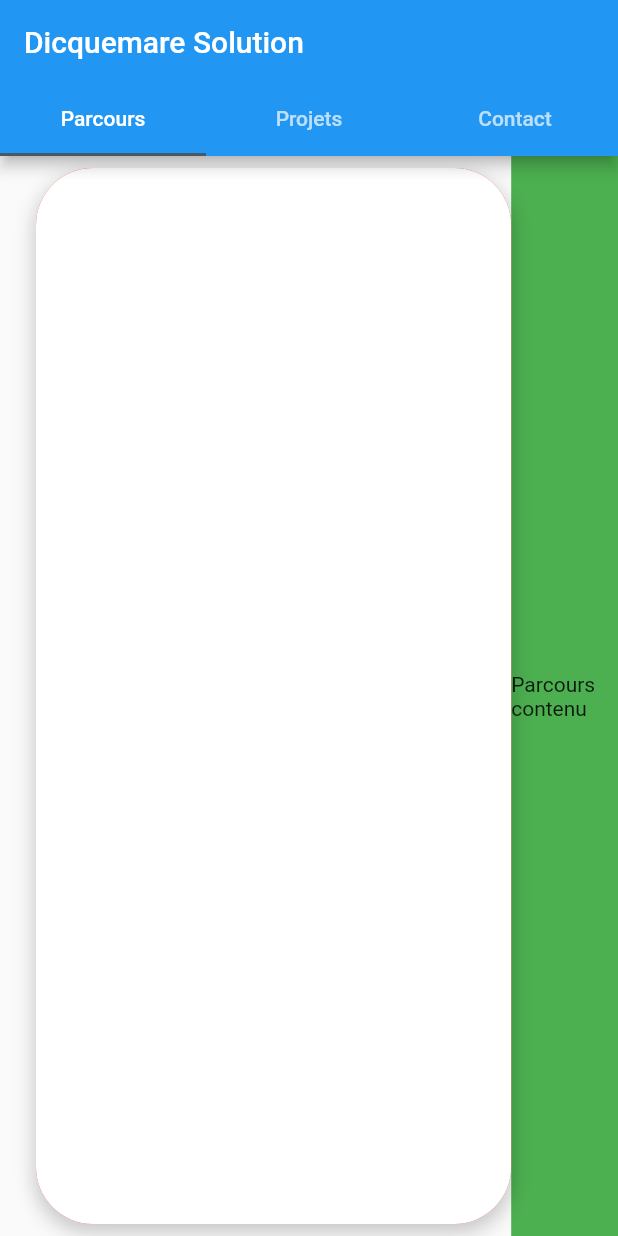
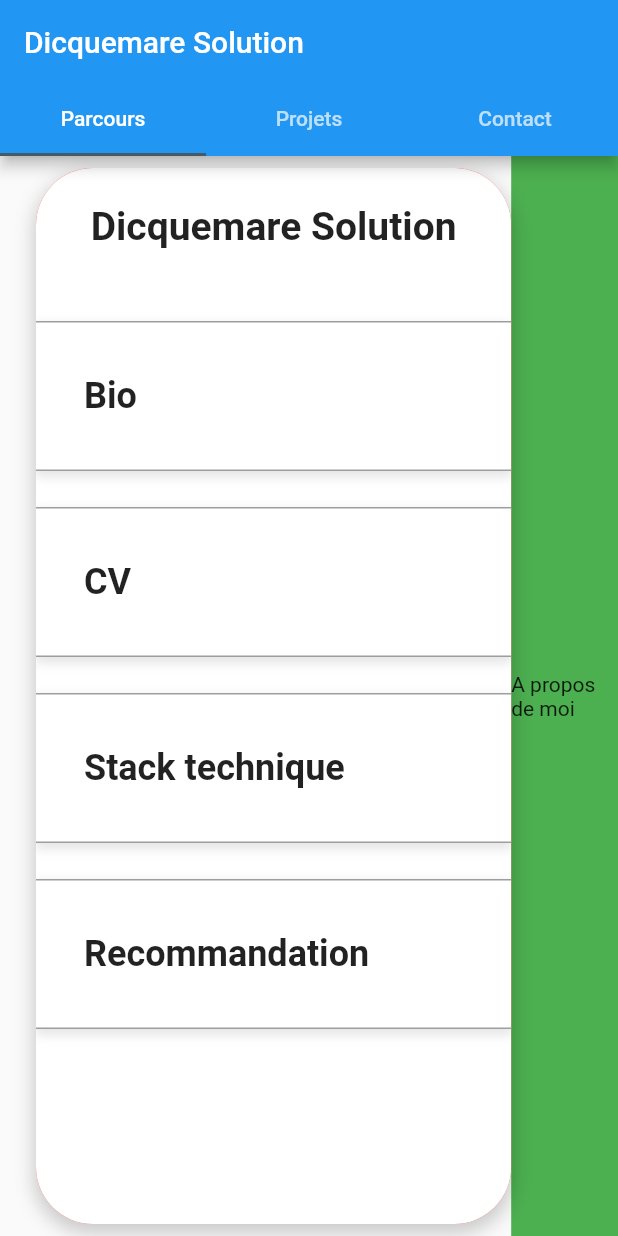
Before and after one commit to tiagodicquemare/portfolio, a Flutter app: the screen it shows after launch, on a phone screen of 412 x 824 dp. Run offline on Flutter 3.47's test engine with Material 2 defaults, Android fonts, the phone set to English and light mode, and no system bars; our stand-ins replace bloc, equatable, flutter_bloc, get_it, injectable; generated files the repository leaves out were written again; Roboto replaces fonts that are missing (Nunito).

Commit message:
push changes

```diff
--- a/lib/features/home/presentation/pages/home_page.dart
+++ b/lib/features/home/presentation/pages/home_page.dart
@@ -22,6 +22,7 @@ class _HomePageState extends State<HomePage>
   double widthPhone = 350;
   bool isPhoneVisible = true;
   AlignmentGeometry? _lastAlignment;
+  int selectedProfessionalCategory = 1;
 
   @override
   void initState() {
@@ -69,6 +70,15 @@ class _HomePageState extends State<HomePage>
         create: (blocContext) => sl<PhoneContainerBloc>(),
         child: BlocBuilder<PhoneContainerBloc, PhoneContainerState>(
             builder: (blocContext, state) {
+          if (state is ShowProfessionalCategoriesState) {
+            print('state.category home ${state.category}');
+            selectedProfessionalCategory = state.category;
+          }
+          if (index == 1) {
+            BlocProvider.of<PhoneContainerBloc>(blocContext).add(
+                ShowProfessionalCategoriesEvent(
+                    category: selectedProfessionalCategory));
+          }
           return Stack(
             children: [
               extraContentDependingOnScreen(index),
@@ -89,7 +99,11 @@ class _HomePageState extends State<HomePage>
       return Positioned.fill(
         child: Padding(
           padding: EdgeInsets.only(left: widthPhone + 24),
-          child: Container(color: Colors.green, child: CourseContentWidget()),
+          child: Container(
+              color: Colors.green,
+              child: CourseContentWidget(
+                selectedCategory: selectedProfessionalCategory,
+              )),
         ),
       );
     } else if (index == 2) {
--- a/lib/features/home/presentation/widgets/course_content_widget.dart
+++ b/lib/features/home/presentation/widgets/course_content_widget.dart
@@ -1,6 +1,12 @@
+import 'package:dicquemare_solution/features/home/presentation/widgets/course_widgets/about_me_widget.dart';
+import 'package:dicquemare_solution/features/home/presentation/widgets/course_widgets/cv_widget.dart';
+import 'package:dicquemare_solution/features/home/presentation/widgets/course_widgets/recommendations_widget.dart';
+import 'package:dicquemare_solution/features/home/presentation/widgets/course_widgets/technical_stack_widget.dart';
 import 'package:flutter/material.dart';
 
 class CourseContentWidget extends StatefulWidget {
+  int selectedCategory;
+  CourseContentWidget({required this.selectedCategory});
   @override
   State<StatefulWidget> createState() => _CourseContentWidgetState();
 }
@@ -8,11 +14,16 @@ class CourseContentWidget extends StatefulWidget {
 class _CourseContentWidgetState extends State<CourseContentWidget> {
   @override
   Widget build(BuildContext context) {
-    return Column(
-      mainAxisAlignment: MainAxisAlignment.center,
-      children: [
-        Text("Parcours contenu"),
-      ],
-    );
+    if (widget.selectedCategory == 1) {
+      return AboutMeWidget();
+    } else if (widget.selectedCategory == 2) {
+      return CVWidget();
+    } else if (widget.selectedCategory == 3) {
+      return TechnicalStackWidget();
+    } else if (widget.selectedCategory == 4) {
+      return RecommendationsWidget();
+    } else {
+      return Container();
+    }
   }
 }
--- /dev/null
+++ b/lib/features/home/presentation/widgets/course_widgets/about_me_widget.dart
@@ -0,0 +1,13 @@
+import 'package:flutter/material.dart';
+
+class AboutMeWidget extends StatelessWidget {
+  @override
+  Widget build(BuildContext context) {
+    return Column(
+      mainAxisAlignment: MainAxisAlignment.center,
+      children: [
+        Text("A propos de moi"),
+      ],
+    );
+  }
+}
--- /dev/null
+++ b/lib/features/home/presentation/widgets/course_widgets/cv_widget.dart
@@ -0,0 +1,13 @@
+import 'package:flutter/material.dart';
+
+class CVWidget extends StatelessWidget {
+  @override
+  Widget build(BuildContext context) {
+    return Column(
+      mainAxisAlignment: MainAxisAlignment.center,
+      children: [
+        Text("CV"),
+      ],
+    );
+  }
+}
--- /dev/null
+++ b/lib/features/home/presentation/widgets/course_widgets/recommendations_widget.dart
@@ -0,0 +1,13 @@
+import 'package:flutter/material.dart';
+
+class RecommendationsWidget extends StatelessWidget {
+  @override
+  Widget build(BuildContext context) {
+    return Column(
+      mainAxisAlignment: MainAxisAlignment.center,
+      children: [
+        Text("Recommendations"),
+      ],
+    );
+  }
+}
--- /dev/null
+++ b/lib/features/home/presentation/widgets/course_widgets/technical_stack_widget.dart
@@ -0,0 +1,13 @@
+import 'package:flutter/material.dart';
+
+class TechnicalStackWidget extends StatelessWidget {
+  @override
+  Widget build(BuildContext context) {
+    return Column(
+      mainAxisAlignment: MainAxisAlignment.center,
+      children: [
+        Text("Stack technique"),
+      ],
+    );
+  }
+}
--- a/lib/features/phone_container/presentation/bloc/phone_container_bloc.dart
+++ b/lib/features/phone_container/presentation/bloc/phone_container_bloc.dart
@@ -9,8 +9,9 @@ part 'phone_container_state.dart';
 class PhoneContainerBloc
     extends Bloc<PhoneContainerEvent, PhoneContainerState> {
   PhoneContainerBloc() : super(PhoneContainerInitial()) {
-    on<ScreenshotChosenEvent>((event, emit) {
-      // emit(ShowScreenshotState(event.screenshots));
+    on<ShowProfessionalCategoriesEvent>((event, emit) {
+      print('Bloc state emit ${event.category}');
+      emit(ShowProfessionalCategoriesState(category: event.category));
     });
     on<PhoneAnimationStartEvent>((event, emit) {
       emit(PhoneAnimationOngoing());
--- a/lib/features/phone_container/presentation/bloc/phone_container_event.dart
+++ b/lib/features/phone_container/presentation/bloc/phone_container_event.dart
@@ -11,11 +11,7 @@ class PhoneAnimationStartEvent extends PhoneContainerEvent {}
 
 class PhoneAnimationEndEvent extends PhoneContainerEvent {}
 
-class ScreenshotChosenEvent extends PhoneContainerEvent {
-  final List<String> screenshots;
-
-  ScreenshotChosenEvent(this.screenshots);
-
-  @override
-  List<Object> get props => [screenshots];
+class ShowProfessionalCategoriesEvent extends PhoneContainerEvent {
+  int category;
+  ShowProfessionalCategoriesEvent({required this.category});
 }
--- a/lib/features/phone_container/presentation/bloc/phone_container_state.dart
+++ b/lib/features/phone_container/presentation/bloc/phone_container_state.dart
@@ -11,11 +11,18 @@ class PhoneContainerInitial extends PhoneContainerState {}
 
 class PhoneAnimationOngoing extends PhoneContainerState {}
 
-class ShowScreenshotState extends PhoneContainerState {
-  final List<String> screenshots;
-
-  ShowScreenshotState(this.screenshots);
+class ShowProfessionalCategoriesState extends PhoneContainerState {
+  final int category;
+  ShowProfessionalCategoriesState({required this.category});
 
   @override
-  List<Object> get props => [screenshots];
+  bool operator ==(Object other) {
+    if (identical(this, other)) return true;
+
+    return other is ShowProfessionalCategoriesState &&
+        other.category == category;
+  }
+
+  @override
+  int get hashCode => category.hashCode;
 }
--- a/lib/features/phone_container/presentation/pages/smart_phone_widget.dart
+++ b/lib/features/phone_container/presentation/pages/smart_phone_widget.dart
@@ -2,6 +2,7 @@ import 'package:dicquemare_solution/core/injection.dart';
 import 'package:dicquemare_solution/core/utils.dart';
 import 'package:dicquemare_solution/features/home/domain/entities/project.dart';
 import 'package:dicquemare_solution/features/phone_container/presentation/bloc/phone_container_bloc.dart';
+import 'package:dicquemare_solution/features/phone_container/presentation/widgets/professional_categories_widget.dart';
 import 'package:dicquemare_solution/features/phone_container/presentation/widgets/screenshot_phone_widget.dart';
 import 'package:flutter/material.dart';
 import 'package:flutter_bloc/flutter_bloc.dart';
@@ -43,9 +44,11 @@ class SmartphoneWidget extends StatelessWidget {
                         return ScreenshotPhoneWidget(
                             screenshots: project!.screenshots,
                             selected: selected);
-                      } else if (state is ShowScreenshotState) {
-                        return ScreenshotPhoneWidget(
-                            screenshots: state.screenshots, selected: selected);
+                      } else if (state is ShowProfessionalCategoriesState) {
+                        print('state.category ${state.category}');
+                        return ProfessionalCategoriesWidget(
+                          category: state.category,
+                        );
                       } else {
                         return const SizedBox();
                       }
--- /dev/null
+++ b/lib/features/phone_container/presentation/widgets/professional_categories_widget.dart
@@ -0,0 +1,96 @@
+import 'package:dicquemare_solution/features/phone_container/presentation/bloc/phone_container_bloc.dart';
+import 'package:flutter/material.dart';
+import 'package:flutter_bloc/flutter_bloc.dart';
+
+class ProfessionalCategoriesWidget extends StatefulWidget {
+  final int category;
+  const ProfessionalCategoriesWidget({Key? key, required this.category})
+      : super(key: key);
+
+  @override
+  _ProfessionalCategoriesWidgetState createState() =>
+      _ProfessionalCategoriesWidgetState();
+}
+
+class _ProfessionalCategoriesWidgetState
+    extends State<ProfessionalCategoriesWidget> {
+  final categories = ['Bio', 'CV', 'Stack technique', 'Recommandation'];
+  @override
+  Widget build(BuildContext context) {
+    return Column(
+      children: [
+        const SizedBox(
+          height: 24,
+        ),
+        const Text("Dicquemare Solution",
+            style: TextStyle(
+              fontSize: 26,
+              fontWeight: FontWeight.bold,
+            )),
+        const SizedBox(
+          height: 48,
+        ),
+        ListView.separated(
+            physics: ClampingScrollPhysics(),
+            shrinkWrap: true,
+            itemCount: categories.length,
+            itemBuilder: ((context, index) {
+              return categoryWidget(categories[index], index);
+            }),
+            separatorBuilder: ((context, index) {
+              return const SizedBox(
+                height: 24,
+              );
+            })),
+      ],
+    );
+  }
+
+  Widget categoryWidget(String category, int index) {
+    return InkWell(
+      onTap: () {
+        BlocProvider.of<PhoneContainerBloc>(context)
+            .add(ShowProfessionalCategoriesEvent(category: index + 1));
+      },
+      child: Container(
+        height: 100,
+        decoration: BoxDecoration(
+          color: Colors.white,
+          border: const Border(
+            top: BorderSide(
+              color: Colors.grey,
+              width: 1.0,
+            ),
+            bottom: BorderSide(
+              color: Colors.grey,
+              width: 1.0,
+            ),
+          ),
+          boxShadow: [
+            BoxShadow(
+              color: Colors.black.withOpacity(0.1),
+              spreadRadius: 1,
+              blurRadius: 5,
+              offset: Offset(0, 3),
+            ),
+          ],
+        ),
+        alignment: Alignment.centerLeft,
+        child: Row(
+          children: [
+            const SizedBox(
+              width: 32,
+            ),
+            Text(
+              category,
+              style: TextStyle(
+                fontSize: 24,
+                fontWeight: FontWeight.bold,
+              ),
+            )
+          ],
+        ),
+      ),
+    );
+  }
+}
```
